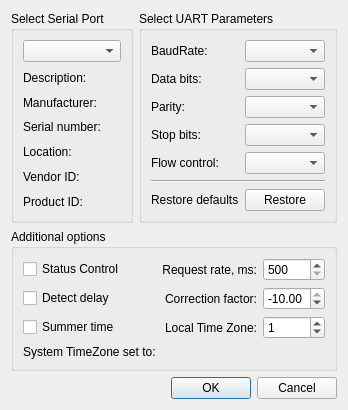
First picture: the form in SynchroTimeApp/settingsdialog.ui, repository SergejBre/SynchroTime, before the edit.
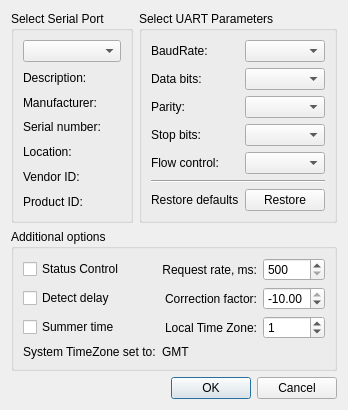
Second picture: the form after the edit. Icons and pictures are not drawn.

Commit message: update translation for the settings form

```diff
--- a/SynchroTimeApp/settingsdialog.ui
+++ b/SynchroTimeApp/settingsdialog.ui
@@ -214,6 +214,13 @@
         </property>
        </widget>
       </item>
+      <item row="4" column="1">
+       <widget class="QLabel" name="timeZoneValueLabel">
+        <property name="text">
+         <string notr="true">GMT</string>
+        </property>
+       </widget>
+      </item>
      </layout>
     </widget>
    </item>
```
The commit also changes 4 other files.
